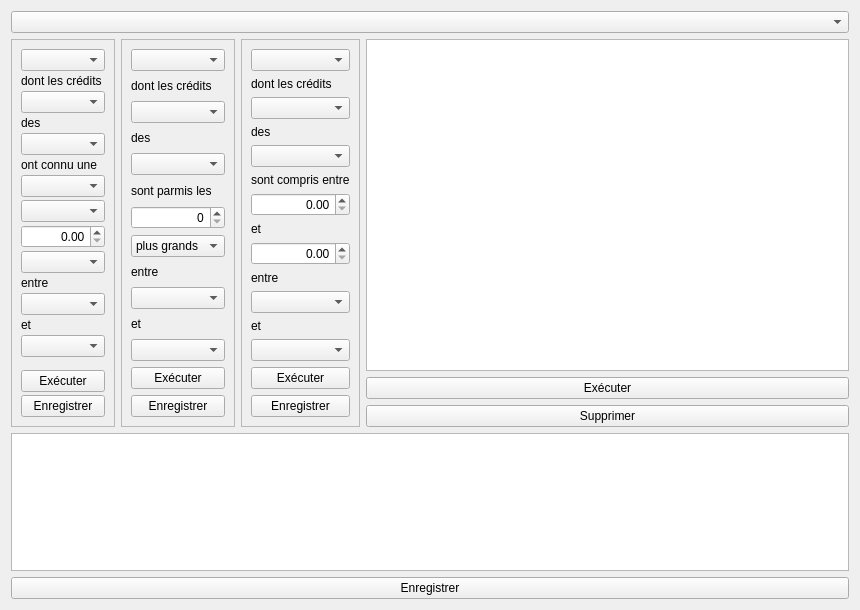
Old version of the form formqueries.ui in the repository GiPiLab/ProtonClassicSuite.
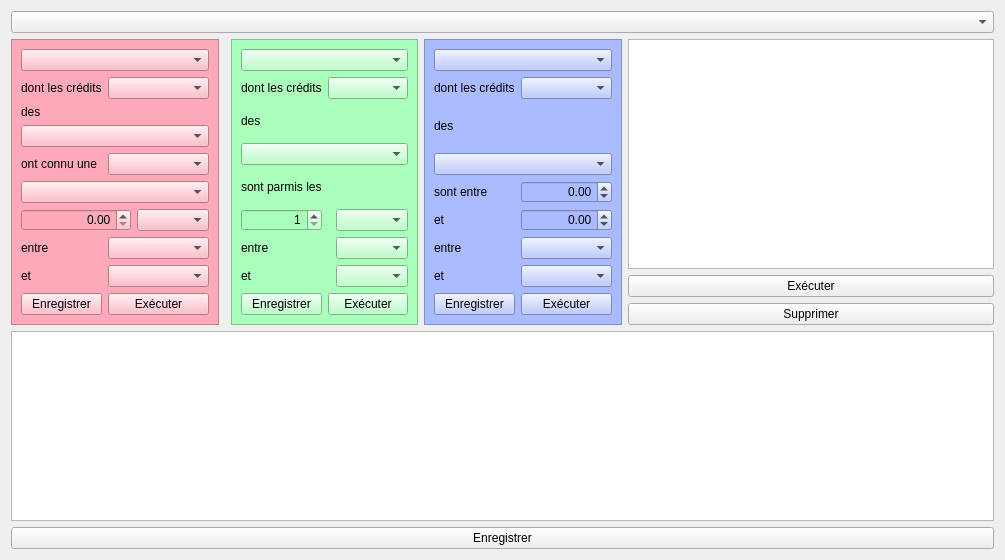
New version of the form.

Commit message: Exec of query rank is working

```diff
--- a/formqueries.ui
+++ b/formqueries.ui
@@ -6,22 +6,183 @@
    <rect>
     <x>0</x>
     <y>0</y>
-    <width>860</width>
-    <height>610</height>
+    <width>1005</width>
+    <height>560</height>
    </rect>
   </property>
   <property name="windowTitle">
    <string>Requêtes personnalisées</string>
   </property>
-  <layout class="QVBoxLayout" name="verticalLayout_5">
+  <layout class="QGridLayout" name="gridLayout">
+   <item row="1" column="2">
+    <widget class="QFrame" name="frame_2">
+     <property name="sizePolicy">
+      <sizepolicy hsizetype="Preferred" vsizetype="Minimum">
+       <horstretch>0</horstretch>
+       <verstretch>0</verstretch>
+      </sizepolicy>
+     </property>
+     <property name="styleSheet">
+      <string notr="true">background-color:rgb(170, 255, 187)</string>
+     </property>
+     <property name="frameShape">
+      <enum>QFrame::StyledPanel</enum>
+     </property>
+     <property name="frameShadow">
+      <enum>QFrame::Raised</enum>
+     </property>
+     <layout class="QGridLayout" name="gridLayout_3">
+      <item row="2" column="0">
+       <widget class="QLabel" name="label_10">
+        <property name="text">
+         <string>des</string>
+        </property>
+       </widget>
+      </item>
+      <item row="4" column="0">
+       <widget class="QLabel" name="label_11">
+        <property name="text">
+         <string>sont parmis les</string>
+        </property>
+       </widget>
+      </item>
+      <item row="6" column="0">
+       <widget class="QLabel" name="label_12">
+        <property name="text">
+         <string>entre</string>
+        </property>
+       </widget>
+      </item>
+      <item row="7" column="0">
+       <widget class="QLabel" name="label_13">
+        <property name="text">
+         <string>et</string>
+        </property>
+       </widget>
+      </item>
+      <item row="3" column="0" colspan="3">
+       <widget class="QComboBox" name="comboBoxDFRFDIRI_2"/>
+      </item>
+      <item row="7" column="2">
+       <widget class="QComboBox" name="comboBoxYear2_2"/>
+      </item>
+      <item row="1" column="0">
+       <widget class="QLabel" name="label_9">
+        <property name="text">
+         <string>dont les crédits</string>
+        </property>
+       </widget>
+      </item>
+      <item row="8" column="1" colspan="2">
+       <widget class="QPushButton" name="pushButtonExecReqRank">
+        <property name="text">
+         <string>Exécuter</string>
+        </property>
+       </widget>
+      </item>
+      <item row="8" column="0">
+       <widget class="QPushButton" name="pushButtonSaveReqRank">
+        <property name="text">
+         <string>Enregistrer</string>
+        </property>
+       </widget>
+      </item>
+      <item row="6" column="2">
+       <widget class="QComboBox" name="comboBoxYear1_2"/>
+      </item>
+      <item row="0" column="0" colspan="3">
+       <widget class="QComboBox" name="comboBoxTypes_2"/>
+      </item>
+      <item row="5" column="2">
+       <widget class="QComboBox" name="comboBoxBiggerSmaller"/>
+      </item>
+      <item row="5" column="0">
+       <widget class="QSpinBox" name="spinBoxNumRank">
+        <property name="alignment">
+         <set>Qt::AlignRight|Qt::AlignTrailing|Qt::AlignVCenter</set>
+        </property>
+        <property name="correctionMode">
+         <enum>QAbstractSpinBox::CorrectToNearestValue</enum>
+        </property>
+        <property name="minimum">
+         <number>1</number>
+        </property>
+       </widget>
+      </item>
+      <item row="1" column="1" colspan="2">
+       <widget class="QComboBox" name="comboBoxORED_2"/>
+      </item>
+     </layout>
+    </widget>
+   </item>
+   <item row="1" column="4">
+    <layout class="QVBoxLayout" name="verticalLayout">
    <item>
+      <widget class="QListView" name="listView">
+       <property name="sizePolicy">
+        <sizepolicy hsizetype="Expanding" vsizetype="Minimum">
+         <horstretch>0</horstretch>
+         <verstretch>0</verstretch>
+        </sizepolicy>
+       </property>
+       <property name="editTriggers">
+        <set>QAbstractItemView::NoEditTriggers</set>
+       </property>
+       <property name="showDropIndicator" stdset="0">
+        <bool>false</bool>
+       </property>
+       <property name="selectionMode">
+        <enum>QAbstractItemView::ExtendedSelection</enum>
+       </property>
+      </widget>
+     </item>
+     <item>
+      <widget class="QPushButton" name="pushButtonExecFromList">
+       <property name="text">
+        <string>Exécuter</string>
+       </property>
+      </widget>
+     </item>
+     <item>
+      <widget class="QPushButton" name="pushButtonDelete">
+       <property name="text">
+        <string>Supprimer</string>
+       </property>
+      </widget>
+     </item>
+    </layout>
+   </item>
+   <item row="0" column="0" colspan="5">
     <widget class="QComboBox" name="comboBoxListAudits"/>
    </item>
+   <item row="2" column="0" colspan="5">
+    <layout class="QVBoxLayout" name="verticalLayout_4">
    <item>
-    <layout class="QHBoxLayout" name="horizontalLayout_2">
+      <widget class="QTextEdit" name="textEdit">
+       <property name="sizePolicy">
+        <sizepolicy hsizetype="Expanding" vsizetype="Expanding">
+         <horstretch>0</horstretch>
+         <verstretch>0</verstretch>
+        </sizepolicy>
+       </property>
+       <property name="undoRedoEnabled">
+        <bool>false</bool>
+       </property>
+       <property name="readOnly">
+        <bool>true</bool>
+       </property>
+      </widget>
+     </item>
      <item>
-      <layout class="QHBoxLayout" name="horizontalLayout">
-       <item>
+      <widget class="QPushButton" name="pushButtonSave">
+       <property name="text">
+        <string>Enregistrer</string>
+       </property>
+      </widget>
+     </item>
+    </layout>
+   </item>
+   <item row="1" column="0">
         <widget class="QFrame" name="frame">
          <property name="sizePolicy">
           <sizepolicy hsizetype="Preferred" vsizetype="Maximum">
@@ -29,376 +190,248 @@
            <verstretch>0</verstretch>
           </sizepolicy>
          </property>
+     <property name="styleSheet">
+      <string notr="true">background-color:rgb(255, 170, 187)</string>
+     </property>
          <property name="frameShape">
           <enum>QFrame::StyledPanel</enum>
          </property>
          <property name="frameShadow">
           <enum>QFrame::Raised</enum>
          </property>
-         <layout class="QVBoxLayout" name="verticalLayout">
-          <property name="spacing">
-           <number>3</number>
-          </property>
-          <item>
-           <widget class="QComboBox" name="comboBoxTypes"/>
-          </item>
-          <item>
+     <layout class="QGridLayout" name="gridLayout_2">
+      <item row="4" column="1" colspan="3">
+       <widget class="QComboBox" name="comboBoxAugDim"/>
+      </item>
+      <item row="9" column="1" colspan="3">
+       <widget class="QPushButton" name="pushButtonExecReqVariation">
+        <property name="text">
+         <string>Exécuter</string>
+        </property>
+       </widget>
+      </item>
+      <item row="4" column="0">
+       <widget class="QLabel" name="label_4">
+        <property name="text">
+         <string>ont connu une</string>
+        </property>
+       </widget>
+      </item>
+      <item row="7" column="1" colspan="3">
+       <widget class="QComboBox" name="comboBoxYear1"/>
+      </item>
+      <item row="1" column="0">
            <widget class="QLabel" name="label_2">
             <property name="text">
              <string>dont les crédits</string>
             </property>
            </widget>
           </item>
-          <item>
+      <item row="1" column="1" colspan="3">
            <widget class="QComboBox" name="comboBoxORED"/>
           </item>
-          <item>
+      <item row="2" column="0">
            <widget class="QLabel" name="label_3">
             <property name="text">
              <string>des</string>
             </property>
            </widget>
           </item>
-          <item>
+      <item row="3" column="0" colspan="4">
            <widget class="QComboBox" name="comboBoxDFRFDIRI"/>
           </item>
-          <item>
-           <widget class="QLabel" name="label_4">
-            <property name="text">
-             <string>ont connu une</string>
-            </property>
-           </widget>
-          </item>
-          <item>
-           <widget class="QComboBox" name="comboBoxAugDim"/>
-          </item>
-          <item>
+      <item row="5" column="0" colspan="4">
            <widget class="QComboBox" name="comboBoxOperator"/>
           </item>
-          <item>
-           <widget class="QDoubleSpinBox" name="doubleSpinBox">
-            <property name="alignment">
-             <set>Qt::AlignRight|Qt::AlignTrailing|Qt::AlignVCenter</set>
-            </property>
-            <property name="maximum">
-             <double>1000000000.000000000000000</double>
-            </property>
-           </widget>
-          </item>
-          <item>
-           <widget class="QComboBox" name="comboBoxPercentEuro"/>
-          </item>
-          <item>
-           <widget class="QLabel" name="label_6">
-            <property name="text">
-             <string>entre</string>
-            </property>
-           </widget>
-          </item>
-          <item>
-           <widget class="QComboBox" name="comboBoxYear1"/>
-          </item>
-          <item>
+      <item row="8" column="0">
            <widget class="QLabel" name="label_7">
             <property name="text">
              <string>et</string>
             </property>
            </widget>
           </item>
-          <item>
+      <item row="8" column="1" colspan="3">
            <widget class="QComboBox" name="comboBoxYear2"/>
           </item>
-          <item>
-           <spacer name="verticalSpacer">
-            <property name="orientation">
-             <enum>Qt::Vertical</enum>
-            </property>
-            <property name="sizeHint" stdset="0">
-             <size>
-              <width>20</width>
-              <height>40</height>
-             </size>
-            </property>
-           </spacer>
-          </item>
-          <item>
-           <widget class="QPushButton" name="pushButtonExecReq1">
+      <item row="6" column="2" colspan="2">
+       <widget class="QComboBox" name="comboBoxPercentEuro"/>
+      </item>
+      <item row="7" column="0">
+       <widget class="QLabel" name="label_6">
             <property name="text">
-             <string>Exécuter</string>
+         <string>entre</string>
             </property>
            </widget>
           </item>
-          <item>
-           <widget class="QPushButton" name="pushButtonSaveReq1">
+      <item row="9" column="0">
+       <widget class="QPushButton" name="pushButtonSaveReqVariation">
             <property name="text">
              <string>Enregistrer</string>
             </property>
            </widget>
           </item>
-         </layout>
-        </widget>
-       </item>
-       <item>
-        <widget class="QFrame" name="frame_2">
-         <property name="frameShape">
-          <enum>QFrame::StyledPanel</enum>
-         </property>
-         <property name="frameShadow">
-          <enum>QFrame::Raised</enum>
-         </property>
-         <layout class="QVBoxLayout" name="verticalLayout_2">
-          <item>
-           <widget class="QComboBox" name="comboBoxTypes_2"/>
-          </item>
-          <item>
-           <widget class="QLabel" name="label_9">
-            <property name="text">
-             <string>dont les crédits</string>
-            </property>
-           </widget>
-          </item>
-          <item>
-           <widget class="QComboBox" name="comboBoxORED_2"/>
-          </item>
-          <item>
-           <widget class="QLabel" name="label_10">
-            <property name="text">
-             <string>des</string>
-            </property>
-           </widget>
-          </item>
-          <item>
-           <widget class="QComboBox" name="comboBoxDFRFDIRI_2"/>
-          </item>
-          <item>
-           <widget class="QLabel" name="label_11">
-            <property name="text">
-             <string>sont parmis les</string>
-            </property>
-           </widget>
-          </item>
-          <item>
-           <widget class="QSpinBox" name="spinBox">
+      <item row="0" column="0" colspan="4">
+       <widget class="QComboBox" name="comboBoxTypes"/>
+      </item>
+      <item row="6" column="0" colspan="2">
+       <widget class="QDoubleSpinBox" name="doubleSpinBox">
             <property name="alignment">
              <set>Qt::AlignRight|Qt::AlignTrailing|Qt::AlignVCenter</set>
             </property>
-           </widget>
-          </item>
-          <item>
-           <widget class="QComboBox" name="comboBoxBiggerSmaller">
-            <item>
-             <property name="text">
-              <string>plus grands</string>
-             </property>
-            </item>
-            <item>
-             <property name="text">
-              <string>plus petits</string>
-             </property>
-            </item>
-           </widget>
-          </item>
-          <item>
-           <widget class="QLabel" name="label_12">
-            <property name="text">
-             <string>entre</string>
-            </property>
-           </widget>
-          </item>
-          <item>
-           <widget class="QComboBox" name="comboBoxYear1_2"/>
-          </item>
-          <item>
-           <widget class="QLabel" name="label_13">
-            <property name="text">
-             <string>et</string>
-            </property>
-           </widget>
-          </item>
-          <item>
-           <widget class="QComboBox" name="comboBoxYear2_2"/>
-          </item>
-          <item>
-           <widget class="QPushButton" name="pushButtonExecReq2">
-            <property name="text">
-             <string>Exécuter</string>
-            </property>
-           </widget>
-          </item>
-          <item>
-           <widget class="QPushButton" name="pushButtonSaveReq2">
-            <property name="text">
-             <string>Enregistrer</string>
+        <property name="accelerated">
+         <bool>true</bool>
+        </property>
+        <property name="correctionMode">
+         <enum>QAbstractSpinBox::CorrectToNearestValue</enum>
+        </property>
+        <property name="showGroupSeparator" stdset="0">
+         <bool>true</bool>
+        </property>
+        <property name="maximum">
+         <double>1000000000.000000000000000</double>
             </property>
            </widget>
           </item>
          </layout>
         </widget>
        </item>
-       <item>
+   <item row="1" column="3">
         <widget class="QFrame" name="frame_3">
+     <property name="sizePolicy">
+      <sizepolicy hsizetype="Preferred" vsizetype="Minimum">
+       <horstretch>0</horstretch>
+       <verstretch>0</verstretch>
+      </sizepolicy>
+     </property>
+     <property name="styleSheet">
+      <string notr="true">background-color:rgb(170, 187, 255)</string>
+     </property>
          <property name="frameShape">
           <enum>QFrame::StyledPanel</enum>
          </property>
          <property name="frameShadow">
           <enum>QFrame::Raised</enum>
          </property>
-         <layout class="QVBoxLayout" name="verticalLayout_3">
-          <item>
-           <widget class="QComboBox" name="comboBoxTypes_3"/>
-          </item>
-          <item>
+     <layout class="QGridLayout" name="gridLayout_4">
+      <item row="1" column="0">
            <widget class="QLabel" name="label_16">
             <property name="text">
              <string>dont les crédits</string>
             </property>
            </widget>
           </item>
-          <item>
-           <widget class="QComboBox" name="comboBoxORED_3"/>
-          </item>
-          <item>
-           <widget class="QLabel" name="label_15">
-            <property name="text">
-             <string>des</string>
-            </property>
-           </widget>
-          </item>
-          <item>
-           <widget class="QComboBox" name="comboBoxDFRFDIRI_3"/>
-          </item>
-          <item>
+      <item row="12" column="1">
+       <widget class="QComboBox" name="comboBoxYear2_3"/>
+      </item>
+      <item row="6" column="0">
            <widget class="QLabel" name="label_18">
             <property name="text">
-             <string>sont compris entre</string>
+         <string>sont entre</string>
             </property>
            </widget>
           </item>
-          <item>
-           <widget class="QDoubleSpinBox" name="doubleSpinBox_2">
-            <property name="alignment">
-             <set>Qt::AlignRight|Qt::AlignTrailing|Qt::AlignVCenter</set>
-            </property>
-            <property name="maximum">
-             <double>1000000000.000000000000000</double>
-            </property>
-           </widget>
-          </item>
-          <item>
+      <item row="8" column="0">
            <widget class="QLabel" name="label_19">
             <property name="text">
              <string>et</string>
             </property>
            </widget>
           </item>
-          <item>
-           <widget class="QDoubleSpinBox" name="doubleSpinBox_3">
-            <property name="alignment">
-             <set>Qt::AlignRight|Qt::AlignTrailing|Qt::AlignVCenter</set>
-            </property>
-            <property name="maximum">
-             <double>1000000000.000000000000000</double>
+      <item row="0" column="0" colspan="2">
+       <widget class="QComboBox" name="comboBoxTypes_3"/>
+      </item>
+      <item row="13" column="0">
+       <widget class="QPushButton" name="pushButtonSaveReq3">
+        <property name="text">
+         <string>Enregistrer</string>
+        </property>
+       </widget>
+      </item>
+      <item row="12" column="0">
+       <widget class="QLabel" name="label_17">
+        <property name="text">
+         <string>et</string>
             </property>
            </widget>
           </item>
-          <item>
+      <item row="11" column="0">
            <widget class="QLabel" name="label_20">
             <property name="text">
              <string>entre</string>
             </property>
            </widget>
           </item>
-          <item>
+      <item row="3" column="0">
+       <widget class="QLabel" name="label_15">
+        <property name="text">
+         <string>des</string>
+        </property>
+       </widget>
+      </item>
+      <item row="4" column="0" colspan="2">
+       <widget class="QComboBox" name="comboBoxDFRFDIRI_3"/>
+      </item>
+      <item row="11" column="1">
            <widget class="QComboBox" name="comboBoxYear1_3"/>
           </item>
-          <item>
-           <widget class="QLabel" name="label_17">
-            <property name="text">
-             <string>et</string>
-            </property>
-           </widget>
-          </item>
-          <item>
-           <widget class="QComboBox" name="comboBoxYear2_3"/>
-          </item>
-          <item>
-           <widget class="QPushButton" name="pushButtonExecReq3">
-            <property name="text">
-             <string>Exécuter</string>
-            </property>
-           </widget>
-          </item>
-          <item>
-           <widget class="QPushButton" name="pushButtonSaveReq3">
-            <property name="text">
-             <string>Enregistrer</string>
-            </property>
-           </widget>
-          </item>
-         </layout>
-        </widget>
-       </item>
-      </layout>
-     </item>
-     <item>
-      <layout class="QGridLayout" name="gridLayout">
        <item row="1" column="1">
-        <widget class="QPushButton" name="pushButtonExecFromList">
+       <widget class="QComboBox" name="comboBoxORED_3"/>
+      </item>
+      <item row="13" column="1">
+       <widget class="QPushButton" name="pushButtonExecReq3">
          <property name="text">
           <string>Exécuter</string>
          </property>
         </widget>
        </item>
-       <item row="2" column="1">
-        <widget class="QPushButton" name="pushButtonDelete">
-         <property name="text">
-          <string>Supprimer</string>
-         </property>
-        </widget>
-       </item>
-       <item row="0" column="1">
-        <widget class="QListView" name="listView">
-         <property name="editTriggers">
-          <set>QAbstractItemView::NoEditTriggers</set>
-         </property>
-         <property name="showDropIndicator" stdset="0">
-          <bool>false</bool>
-         </property>
-         <property name="selectionMode">
-          <enum>QAbstractItemView::ExtendedSelection</enum>
-         </property>
+      <item row="8" column="1">
+       <widget class="QDoubleSpinBox" name="doubleSpinBox_3">
+        <property name="alignment">
+         <set>Qt::AlignRight|Qt::AlignTrailing|Qt::AlignVCenter</set>
+        </property>
+        <property name="accelerated">
+         <bool>true</bool>
+        </property>
+        <property name="correctionMode">
+         <enum>QAbstractSpinBox::CorrectToNearestValue</enum>
+        </property>
+        <property name="showGroupSeparator" stdset="0">
+         <bool>true</bool>
+        </property>
+        <property name="minimum">
+         <double>-400000000.000000000000000</double>
+        </property>
+        <property name="maximum">
+         <double>400000000.000000000000000</double>
+        </property>
+       </widget>
+      </item>
+      <item row="6" column="1">
+       <widget class="QDoubleSpinBox" name="doubleSpinBox_2">
+        <property name="alignment">
+         <set>Qt::AlignRight|Qt::AlignTrailing|Qt::AlignVCenter</set>
+        </property>
+        <property name="accelerated">
+         <bool>true</bool>
+        </property>
+        <property name="correctionMode">
+         <enum>QAbstractSpinBox::CorrectToNearestValue</enum>
+        </property>
+        <property name="showGroupSeparator" stdset="0">
+         <bool>true</bool>
+        </property>
+        <property name="minimum">
+         <double>-400000000.000000000000000</double>
+        </property>
+        <property name="maximum">
+         <double>400000000.000000000000000</double>
+        </property>
         </widget>
        </item>
       </layout>
-     </item>
-    </layout>
-   </item>
-   <item>
-    <layout class="QVBoxLayout" name="verticalLayout_4">
-     <item>
-      <widget class="QTextBrowser" name="textBrowser"/>
-     </item>
-     <item>
-      <widget class="QPushButton" name="pushButtonSave">
-       <property name="text">
-        <string>Enregistrer</string>
-       </property>
       </widget>
      </item>
     </layout>
-   </item>
-  </layout>
-  <zorder>textBrowser</zorder>
-  <zorder>pushButtonExecFromList</zorder>
-  <zorder>pushButtonSave</zorder>
-  <zorder>comboBoxListAudits</zorder>
-  <zorder>listView</zorder>
-  <zorder>frame</zorder>
-  <zorder>frame_2</zorder>
-  <zorder>frame_3</zorder>
-  <zorder>pushButtonDelete</zorder>
-  <zorder>frame</zorder>
-  <zorder>listView</zorder>
  </widget>
  <resources/>
  <connections/>
```
Lines whose indentation alone changed are shown as unchanged. The commit also changes 11 other files.
